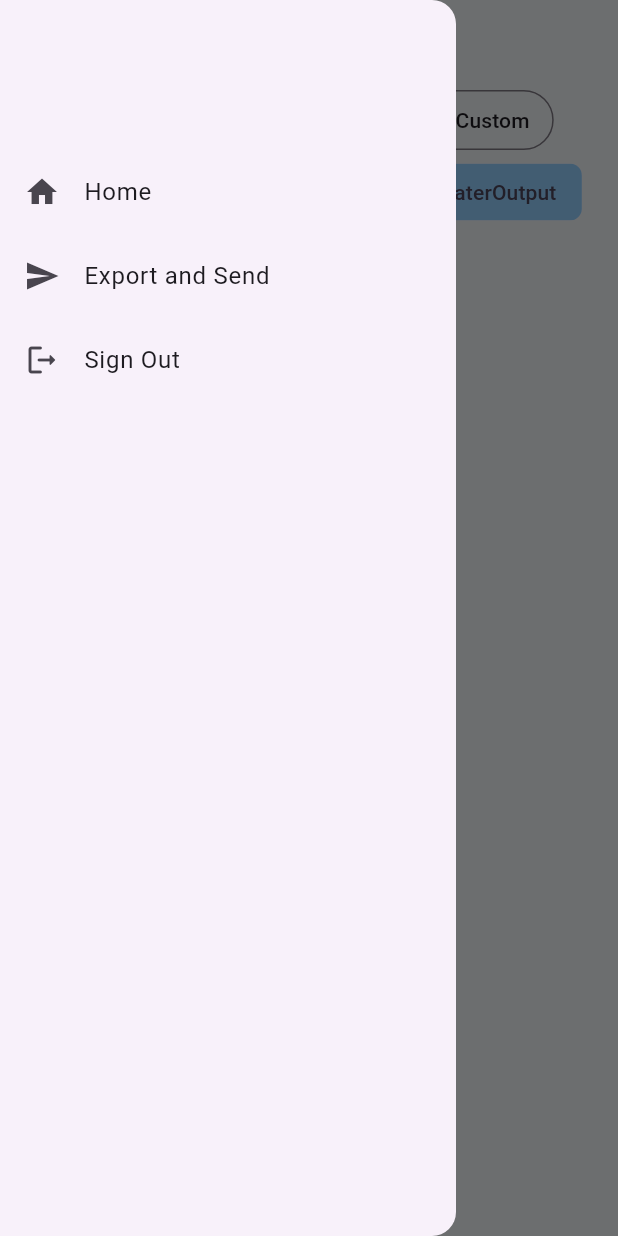
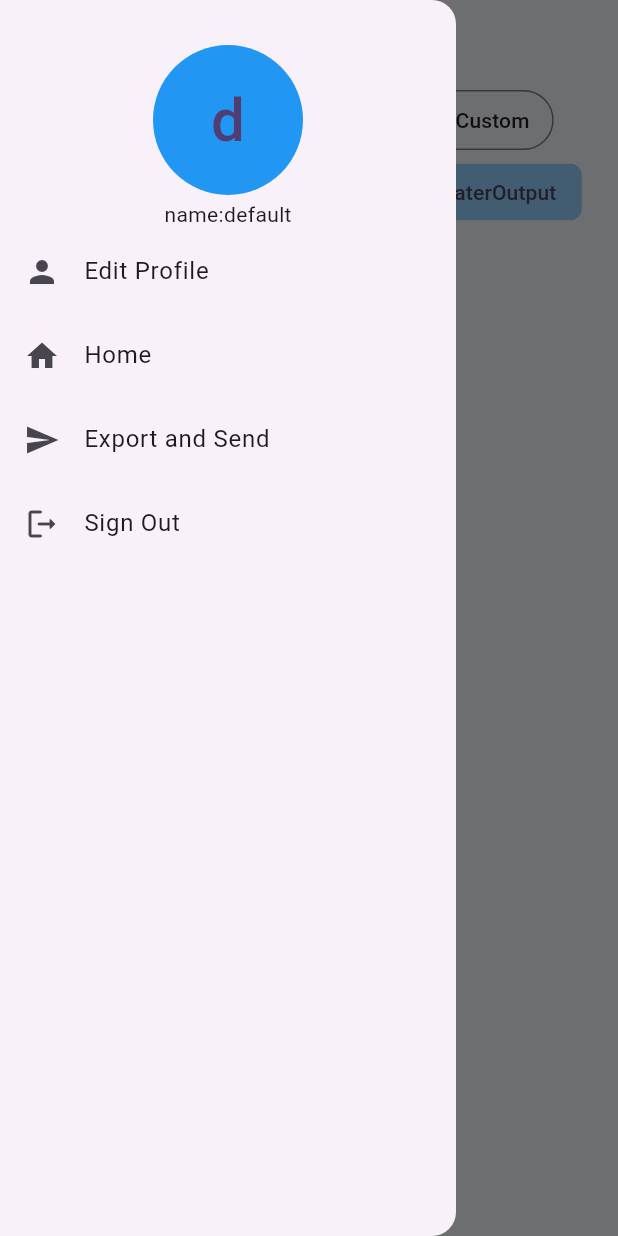
Before and after one commit to Nikhithasriram/Tracking, a Flutter app: the PDFPage screen opened directly, with the side drawer open, on a phone screen of 412 x 824 dp. Run offline on Flutter 3.47's test engine with Material 3 defaults, Android fonts, the phone set to English and light mode, and no system bars; our stand-ins replace cloud_firestore, firebase_auth, firebase_core, google_sign_in, loading_animation_widget, open_file and 3 more; missing offline and left inert: syncfusion_flutter_pdf; accounts and stored records are empty.

Commit message:
Added user profile feature

```diff
--- /dev/null
+++ b/lib/services/user.dart
@@ -0,0 +1,87 @@
+import 'package:cloud_firestore/cloud_firestore.dart';
+// import 'package:intl/intl.dart';
+// import 'package:tracking_app/functions/mydatetime.dart';
+// import 'package:tracking_app/models/weightclass.dart';
+import 'package:firebase_auth/firebase_auth.dart';
+// import 'package:uuid/uuid.dart';
+
+class User {
+  final FirebaseAuth _auth = FirebaseAuth.instance;
+  CollectionReference users = FirebaseFirestore.instance.collection('users');
+  final String appuser = "AppUser";
+  final String _name = "name";
+  final String _dob = "dob";
+  final String _gender = "gender";
+  final String _hospital = "hospital";
+  final String _doctor = "doctor";
+
+  Future<void> addUser(
+      {String? name,
+      DateTime? dob,
+      String? gender,
+      String? hospital,
+      String? doctor}) async {
+    if (_auth.currentUser != null) {
+      final userdata = users.doc(_auth.currentUser!.uid).collection(appuser);
+      // final data = await userdata.doc().get();
+      userdata.add({
+        _name: name,
+        _dob: dob,
+        _gender: gender,
+        _hospital: hospital,
+        _doctor: doctor,
+      });
+    }
+  }
+
+  Stream<AppUser> get getuser {
+    return users
+        .doc(_auth.currentUser!.uid)
+        .collection(appuser)
+        .snapshots()
+        .map((snapshot) {
+      if (snapshot.docs.isNotEmpty) {
+        final userDoc = snapshot.docs.first;
+        print("Empty");
+        return AppUser(
+          name: userDoc.get(_name),
+          gender: userDoc.get(_gender),
+          dob: (userDoc.get(_dob) as Timestamp).toDate(),
+          doctor: userDoc.get(_doctor),
+          hospital: userDoc.get(_hospital),
+        );
+      } else {
+        addUser();
+        return AppUser(name: "default");
+      }
+    });
+  }
+
+  Future<void> updateUser(String? name, DateTime? dob, String? gender,
+      String? hospital, String? doctor) async {
+    final userdata = users.doc(_auth.currentUser!.uid).collection(appuser);
+    final datacollection = await userdata.get();
+    final datareference = datacollection.docs.first.reference;
+    datareference.update({
+      _name: name,
+      _dob: dob,
+      _gender: gender,
+      _hospital: hospital,
+      _doctor: doctor,
+    });
+  }
+}
+
+class AppUser {
+  final String name;
+  DateTime? dob;
+  String? gender;
+  String? hospital;
+  String? doctor;
+  AppUser(
+      {this.name = "Default",
+      this.dob,
+      this.gender,
+      this.hospital,
+      this.doctor});
+}
--- a/lib/utils/my_drawer.dart
+++ b/lib/utils/my_drawer.dart
@@ -1,6 +1,9 @@
 import 'package:flutter/material.dart';
+import 'package:provider/provider.dart';
 // import 'package:tracking_app/pages/info.dart';
 import 'package:tracking_app/authentication.dart';
+import 'package:tracking_app/services/user.dart';
+import 'package:tracking_app/utils/edit_profile_alert.dart';
 import 'package:tracking_app/utils/loading.dart';
 import 'package:tracking_app/services/auth.dart';
 import 'package:tracking_app/pages/pdf_pages/pdf_page_content.dart';
@@ -14,8 +17,32 @@ class MyDrawer extends StatefulWidget {
 
 class _MyDrawerState extends State<MyDrawer> {
   bool loading = false;
+  // late Future<AppUser> user;
+  // late AppUser data;
+
   @override
   Widget build(BuildContext context) {
+    return StreamProvider.value(
+        value: User().getuser,
+        initialData: AppUser(),
+        child: const DrawerContent());
+  }
+}
+
+class DrawerContent extends StatefulWidget {
+  const DrawerContent({super.key});
+
+  @override
+  State<DrawerContent> createState() => _DrawerContentState();
+}
+
+class _DrawerContentState extends State<DrawerContent> {
+  bool loading = false;
+  @override
+  Widget build(BuildContext context) {
+    final data = Provider.of<AppUser>(context);
+    // print(data?.name ?? "Hello" );
+    // return Container();
     return Drawer(
       child: loading
           ? const Center(
@@ -30,11 +57,37 @@ class _MyDrawerState extends State<MyDrawer> {
                 //       borderRadius: BorderRadius.circular(20)),
                 // ),
                 const SizedBox(
-                  height: 100,
+                  height: 30,
+                ),
+                InkWell(
+                  child: CircleAvatar(
+                    backgroundColor: Colors.blue,
+                    radius: 50,
+                    child: Text(
+                      data.name[0],
+                      style: const TextStyle(fontSize: 40),
+                    ),
+                  ),
+                  onTap: () {
+                    showUserDialog(context);
+                  },
+                ),
+                const SizedBox(
+                  height: 3,
+                ),
+                Center(child: Text('name:${data.name}')),
+                ListTile(
+                  leading: const Icon(Icons.person),
+                  title: const Text("Edit Profile"),
+                  onTap: () {
+                    showUserDialog(context);
+                  },
                 ),
                 ListTile(
                   leading: const Icon(Icons.home),
-                  title: const Text("Home"),
+                  title: const Text(
+                    "Home",
+                  ),
                   onTap: () {
                     Navigator.of(context).push(MaterialPageRoute(
                       builder: (context) => const Authentication(),
```
Also changed, not shown: lib/utils/edit_profile_alert.dart (added, +177 -0 lines).
